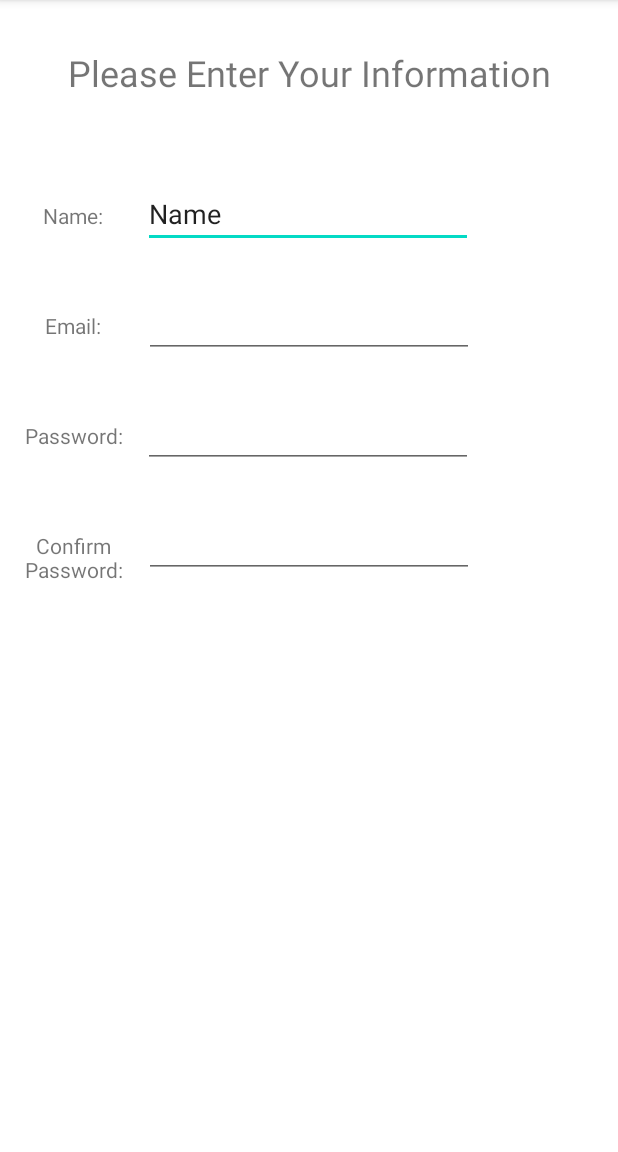
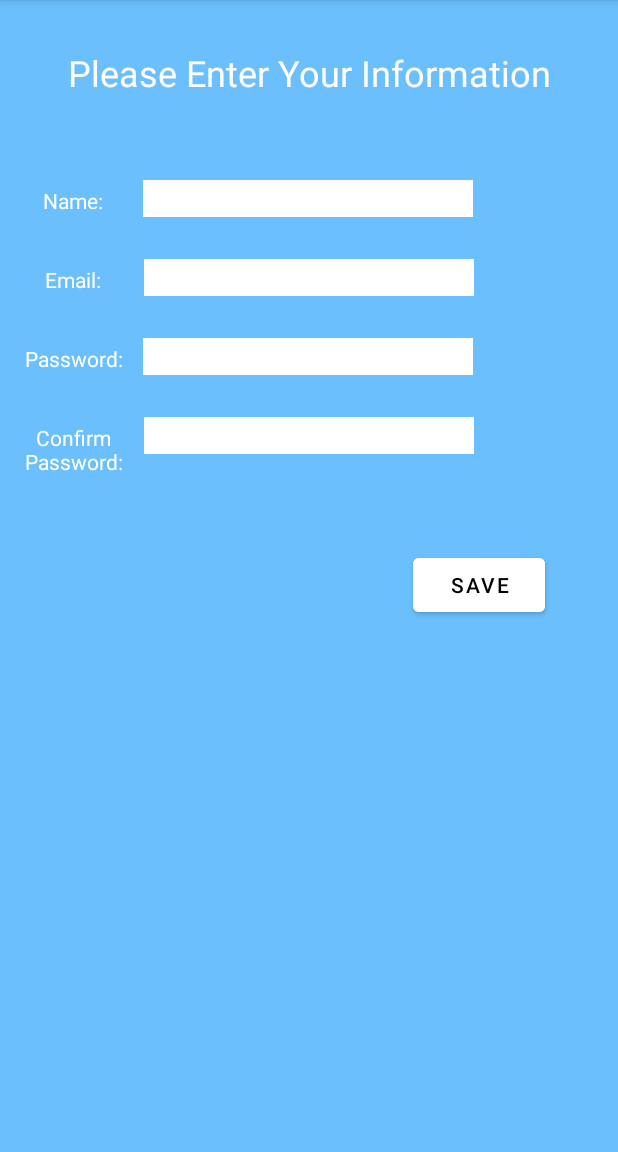
Before and after one commit to AWTemple/CIS3515_SignUpForm, an Android app: the screen it shows after launch (FormActivity), on a phone screen of 412 x 824 dp, the part 84-1236 px from its top. Run offline under Robolectric (Android 15) with nearby library versions, the phone set to English and light mode, and no system bars.

Commit message:
App Layout Looks good. Still needs program logic.

```diff
--- a/app/src/main/res/layout/activity_main.xml
+++ b/app/src/main/res/layout/activity_main.xml
@@ -5,6 +5,7 @@
     android:layout_width="match_parent"
     android:layout_height="match_parent"
     android:paddingVertical="2dp"
+    android:background="#6ABFFC"
     tools:context=".FormActivity">
 
     <TextView
@@ -13,6 +14,7 @@
         android:layout_height="41dp"
         android:text="Please Enter Your Information"
         android:textAlignment="center"
+        android:textColor="@color/white"
         android:textSize="24sp"
         app:layout_constraintBottom_toTopOf="@+id/linearLayout"
         app:layout_constraintEnd_toEndOf="parent"
@@ -38,9 +40,10 @@
             android:layout_height="wrap_content"
             android:layout_marginTop="28dp"
             android:width="220dp"
+            android:background="@color/white"
             android:ems="10"
             android:inputType="textPersonName"
-            android:text="Name"
+            android:textColor="@color/white"
             app:layout_constraintEnd_toEndOf="parent"
             app:layout_constraintHorizontal_bias="0.497"
             app:layout_constraintStart_toStartOf="parent"
@@ -52,8 +55,10 @@
             android:layout_height="wrap_content"
             android:layout_marginTop="28dp"
             android:width="220dp"
+            android:background="@color/white"
             android:ems="10"
             android:inputType="textEmailAddress"
+            android:textColor="@color/white"
             app:layout_constraintEnd_toEndOf="parent"
             app:layout_constraintHorizontal_bias="0.502"
             app:layout_constraintStart_toStartOf="parent"
@@ -65,8 +70,10 @@
             android:layout_height="wrap_content"
             android:layout_marginTop="28dp"
             android:width="220dp"
+            android:background="@color/white"
             android:ems="10"
             android:inputType="textPassword"
+            android:textColor="@color/white"
             app:layout_constraintEnd_toEndOf="parent"
             app:layout_constraintHorizontal_bias="0.497"
             app:layout_constraintStart_toStartOf="parent"
@@ -78,8 +85,10 @@
             android:layout_height="wrap_content"
             android:layout_marginTop="28dp"
             android:width="220dp"
+            android:background="@color/white"
             android:ems="10"
             android:inputType="textPassword"
+            android:textColor="@color/white"
             app:layout_constraintEnd_toEndOf="parent"
             app:layout_constraintHorizontal_bias="0.502"
             app:layout_constraintStart_toStartOf="parent"
@@ -91,6 +100,7 @@
             android:layout_height="46dp"
             android:text="Name:"
             android:textAlignment="center"
+            android:textColor="@color/white"
             app:layout_constraintBaseline_toBaselineOf="@+id/nameInput"
             app:layout_constraintEnd_toStartOf="@+id/nameInput"
             app:layout_constraintStart_toStartOf="parent" />
@@ -100,6 +110,7 @@
             android:layout_width="74dp"
             android:layout_height="46dp"
             android:textAlignment="center"
+            android:textColor="@android:color/holo_red_light"
             app:layout_constraintBaseline_toBaselineOf="@+id/nameInput"
             app:layout_constraintEnd_toEndOf="parent"
             app:layout_constraintStart_toEndOf="@+id/nameInput" />
@@ -109,6 +120,7 @@
             android:layout_width="74dp"
             android:layout_height="46dp"
             android:textAlignment="center"
+            android:textColor="@android:color/holo_red_light"
             app:layout_constraintBaseline_toBaselineOf="@+id/emailInput"
             app:layout_constraintEnd_toEndOf="parent"
             app:layout_constraintStart_toEndOf="@+id/emailInput" />
@@ -118,6 +130,7 @@
             android:layout_width="74dp"
             android:layout_height="46dp"
             android:textAlignment="center"
+            android:textColor="@android:color/holo_red_light"
             app:layout_constraintBaseline_toBaselineOf="@+id/passwordInput"
             app:layout_constraintEnd_toEndOf="parent"
             app:layout_constraintStart_toEndOf="@+id/passwordInput" />
@@ -127,6 +140,7 @@
             android:layout_width="74dp"
             android:layout_height="46dp"
             android:textAlignment="center"
+            android:textColor="@android:color/holo_red_light"
             app:layout_constraintBaseline_toBaselineOf="@+id/passwordConfirm"
             app:layout_constraintEnd_toEndOf="parent"
             app:layout_constraintStart_toEndOf="@+id/passwordConfirm" />
@@ -137,6 +151,7 @@
             android:layout_height="46dp"
             android:text="Email:"
             android:textAlignment="center"
+            android:textColor="@color/white"
             app:layout_constraintBaseline_toBaselineOf="@+id/emailInput"
             app:layout_constraintEnd_toStartOf="@+id/emailInput"
             app:layout_constraintStart_toStartOf="parent" />
@@ -147,6 +162,7 @@
             android:layout_height="42dp"
             android:text="Password:"
             android:textAlignment="center"
+            android:textColor="@color/white"
             app:layout_constraintBaseline_toBaselineOf="@+id/passwordInput"
             app:layout_constraintEnd_toStartOf="@+id/passwordInput"
             app:layout_constraintStart_toStartOf="parent" />
@@ -157,11 +173,27 @@
             android:layout_height="49dp"
             android:text="Confirm Password:"
             android:textAlignment="center"
+            android:textColor="@color/white"
             app:flow_wrapMode="none"
             app:layout_constraintBaseline_toBaselineOf="@+id/passwordConfirm"
             app:layout_constraintEnd_toStartOf="@+id/passwordConfirm"
             app:layout_constraintStart_toStartOf="parent" />
 
+        <Button
+            android:id="@+id/button"
+            android:layout_width="wrap_content"
+            android:layout_height="wrap_content"
+            android:layout_marginTop="56dp"
+            android:text="Save"
+            android:backgroundTint="@color/white"
+            android:textColor="@color/black"
+            app:layout_constraintBottom_toBottomOf="parent"
+            app:layout_constraintEnd_toEndOf="parent"
+            app:layout_constraintHorizontal_bias="0.855"
+            app:layout_constraintStart_toStartOf="parent"
+            app:layout_constraintTop_toBottomOf="@+id/passwordConfirm"
+            app:layout_constraintVertical_bias="0.022" />
+
     </androidx.constraintlayout.widget.ConstraintLayout>
 
 </androidx.constraintlayout.widget.ConstraintLayout>
```
